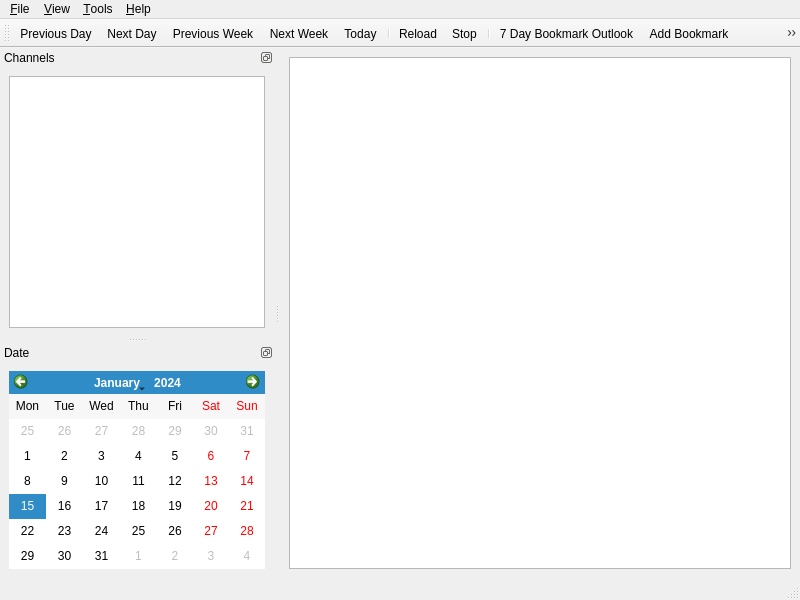
Before: the Qt Designer form src/mainwindow.ui in rweather/tvguide, drawn with Qt 5.
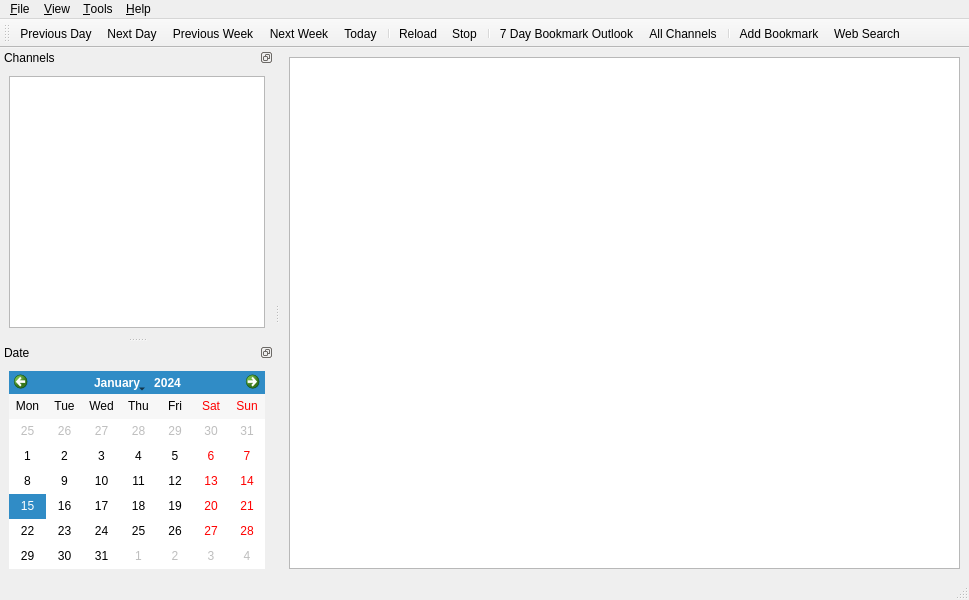
After: the same form once the commit is applied. Icons and pictures are not drawn.

Commit message: Multi channel view

Patch:
```diff
--- a/src/mainwindow.ui
+++ b/src/mainwindow.ui
@@ -6,7 +6,7 @@
    <rect>
     <x>0</x>
     <y>0</y>
-    <width>800</width>
+    <width>969</width>
     <height>600</height>
    </rect>
   </property>
@@ -29,7 +29,7 @@
     <rect>
      <x>0</x>
      <y>0</y>
-     <width>800</width>
+     <width>969</width>
      <height>24</height>
     </rect>
    </property>
@@ -147,6 +147,8 @@
    <addaction name="action_Stop"/>
    <addaction name="separator"/>
    <addaction name="action7DayOutlook"/>
+   <addaction name="actionMultiChannel"/>
+   <addaction name="separator"/>
    <addaction name="actionAddBookmark"/>
    <addaction name="actionWebSearch"/>
   </widget>
@@ -334,6 +336,18 @@
     <string>Ctrl+K</string>
    </property>
   </action>
+  <action name="actionMultiChannel">
+   <property name="checkable">
+    <bool>true</bool>
+   </property>
+   <property name="icon">
+    <iconset resource="tvguide.qrc">
+     <normaloff>:/images/format-justify-right.png</normaloff>:/images/format-justify-right.png</iconset>
+   </property>
+   <property name="text">
+    <string>All &amp;Channels</string>
+   </property>
+  </action>
  </widget>
  <resources>
   <include location="tvguide.qrc"/>
```
Left out of the diff: 1 changed line with no effect on the pictures. The commit also changes 9 other files.
